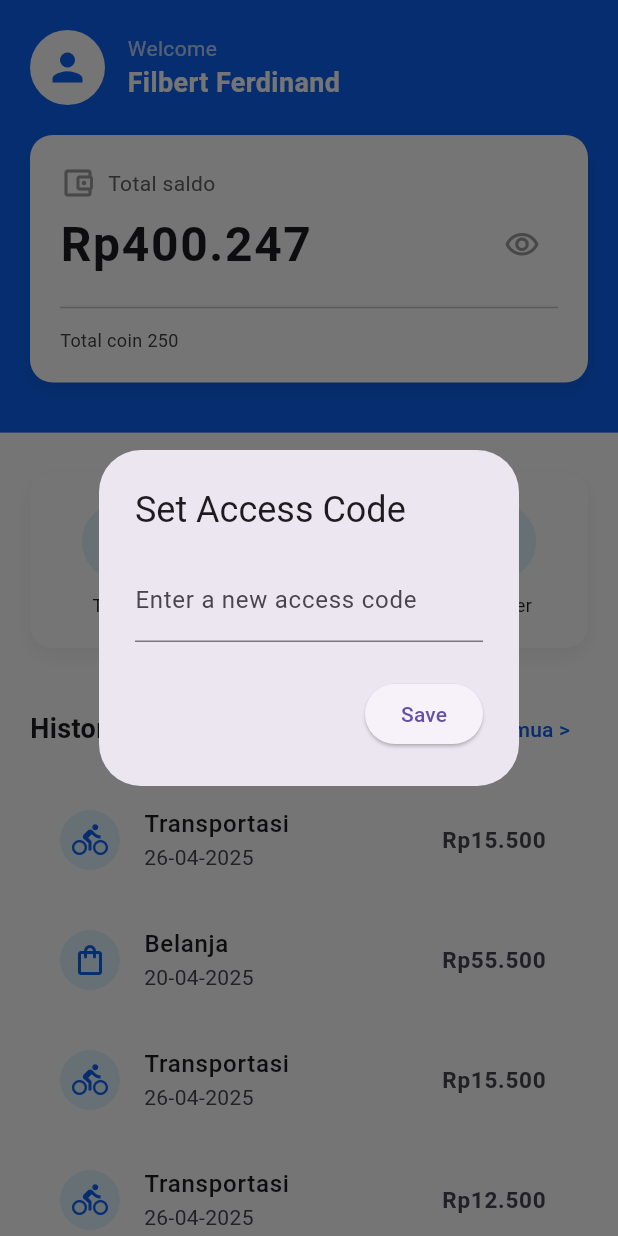
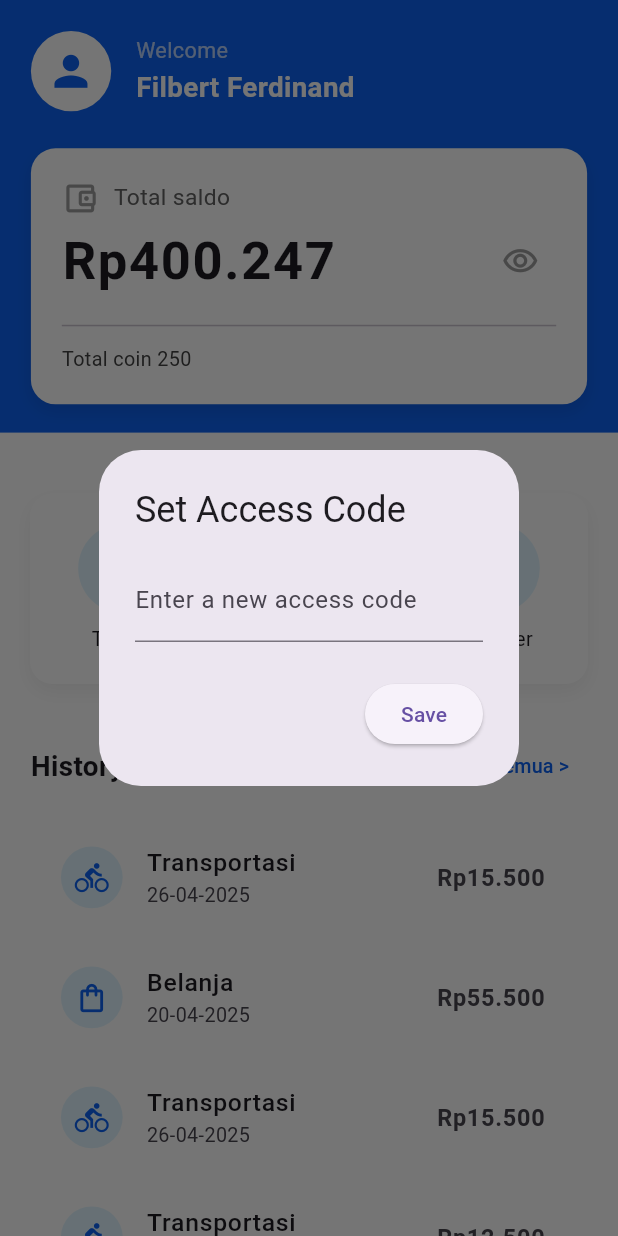
Before and after one commit to ToastF/VaultBank, a Flutter app: the HomeScreen screen opened directly, on a phone screen of 412 x 824 dp. Run offline on Flutter 3.47's test engine with Material 3 defaults, Android fonts, the phone set to English and light mode, and no system bars; our stand-ins replace cloud_firestore, firebase_auth, firebase_core, flutter_bloc, isar; accounts and stored records are empty; generated files the repository leaves out were written again.

Commit message:
Changing all widgets to be dynamics

```diff
--- a/lib/features/auth/ui/page/login_screen.dart
+++ b/lib/features/auth/ui/page/login_screen.dart
@@ -3,7 +3,6 @@ import 'package:flutter_bloc/flutter_bloc.dart';
 import 'package:vaultbank/main.dart';
 import '../cubit/auth_cubit.dart';
 import '../../../../core/util/navi_util.dart';
-import '../../../home/ui/page/home_screen.dart';
 
 class LoginScreen extends StatefulWidget {
   const LoginScreen({super.key});
--- a/lib/features/home/ui/home_widget/action_button.dart
+++ b/lib/features/home/ui/home_widget/action_button.dart
@@ -7,6 +7,15 @@ class ActionButtons extends StatelessWidget {
 
   @override
   Widget build(BuildContext context) {
+
+        // biar dinamis
+    final screenWidth = MediaQuery.of(context).size.width;
+
+    final double iconSize = screenWidth * 0.075;
+    final double circlePadding = screenWidth * 0.035;
+    final double fontSize = screenWidth * 0.032;
+    final double spacing = screenWidth * 0.02;
+
     return Padding(
       padding: const EdgeInsets.symmetric(horizontal: 20.0, vertical: 10.0),
       child: Container(
@@ -23,28 +32,43 @@ class ActionButtons extends StatelessWidget {
           ],
         ),
         child: Row(
-          mainAxisAlignment: MainAxisAlignment.spaceAround,
           children: [
-            _buildActionButton(
+            Expanded(
+              child: _buildActionButton(
                 icon: Icons.add,
                 label: 'Top up',
                 onTap: () {
-                // Navigasi kosong
+                  // lorem ipsum
                 },
+                iconSize: iconSize,
+                circlePadding: circlePadding,
+                fontSize: fontSize,
+                spacing: spacing,
               ),
-            _buildActionButton(
+            ),
+            Expanded(
+              child: _buildActionButton(
                 icon: Icons.arrow_downward,
                 label: 'Tarik Tunai',
                 onTap: () {
-                // Navigasi kosong
+                  // lorem ipsum
                 },
+                iconSize: iconSize,
+                circlePadding: circlePadding,
+                fontSize: fontSize,
+                spacing: spacing,
               ),
-            _buildActionButton(
+            ),
+            Expanded(
+              child: _buildActionButton(
                 icon: Icons.send,
                 label: 'Transfer',
-              onTap: () {
-                // Navigasi kosong
-              },
+                onTap: () {},
+                iconSize: iconSize,
+                circlePadding: circlePadding,
+                fontSize: fontSize,
+                spacing: spacing,
+              ),
             ),
           ],
         ),
@@ -56,21 +80,30 @@ class ActionButtons extends StatelessWidget {
     required IconData icon,
     required String label,
     required VoidCallback onTap,
+    required double iconSize,
+    required double circlePadding,
+    required double fontSize,
+    required double spacing,
   }) {
     return GestureDetector(
       onTap: onTap,
       child: Column(
+        mainAxisAlignment: MainAxisAlignment.center,
         children: [
           Container(
-            padding: const EdgeInsets.all(12),
+            padding: EdgeInsets.all(circlePadding),
             decoration: BoxDecoration(
               color: Colors.lightBlue[50],
               shape: BoxShape.circle,
             ),
-            child: Icon(icon, size: 28, color: const Color(0xFF0D63F3)),
+            child: Icon(icon, size: iconSize, color: const Color(0xFF0D63F3)),
           ),
-          const SizedBox(height: 8),
-          Text(label, style: const TextStyle(fontSize: 12)),
+          SizedBox(height: spacing),
+          Text(
+            label,
+            style: TextStyle(fontSize: fontSize),
+            textAlign: TextAlign.center,
+          ),
         ],
       ),
     );
--- a/lib/features/home/ui/home_widget/balance_card.dart
+++ b/lib/features/home/ui/home_widget/balance_card.dart
@@ -18,14 +18,29 @@ class _BalanceCardState extends State<BalanceCard> {
 
   @override
   Widget build(BuildContext context) {
+
+        // biar dinamis
+    final screenWidth = MediaQuery.of(context).size.width;
+    final screenHeight = MediaQuery.of(context).size.height;
+
+    final horizontalMargin = screenWidth * 0.05;
+    final verticalOffset = screenHeight * -0.06;
+    final cardPadding = screenWidth * 0.05;
+    final borderRadius = screenWidth * 0.04;
+    final iconSize = screenWidth * 0.06;
+    final fontSizeBalance = screenWidth * 0.085;
+    final fontSizeSubtitle = screenWidth * 0.037;
+    final fontSizeCoin = screenWidth * 0.032;
+    final smallSpacing = screenHeight * 0.006;
+    final mediumSpacing = screenHeight * 0.012;
+
     return Container(
-      margin: const EdgeInsets.symmetric(horizontal: 20),
-      // buat geser kartu ke atas
-      transform: Matrix4.translationValues(0.0, -50.0, 0.0),
-      padding: const EdgeInsets.all(20),
+      margin: EdgeInsets.symmetric(horizontal: horizontalMargin),
+      transform: Matrix4.translationValues(0.0, verticalOffset, 0.0),
+      padding: EdgeInsets.all(cardPadding),
       decoration: BoxDecoration(
         color: Colors.white,
-        borderRadius: BorderRadius.circular(15),
+        borderRadius: BorderRadius.circular(borderRadius),
         boxShadow: [
           BoxShadow(
             color: Colors.black.withOpacity(0.1),
@@ -39,41 +54,58 @@ class _BalanceCardState extends State<BalanceCard> {
         children: [
           Row(
             children: [
-              const Icon(Icons.account_balance_wallet_outlined, color: Colors.grey),
-              const SizedBox(width: 8),
+              Icon(
+                Icons.account_balance_wallet_outlined,
+                color: Colors.grey,
+                size: iconSize,
+              ),
+              SizedBox(width: smallSpacing * 2),
               Text(
                 'Total saldo',
-                style: TextStyle(color: Colors.grey[700], fontSize: 14),
+                style: TextStyle(
+                  color: Colors.grey[700],
+                  fontSize: fontSizeSubtitle,
+                ),
               ),
             ],
           ),
-          const SizedBox(height: 5),
+          SizedBox(height: smallSpacing),
           Row(
             mainAxisAlignment: MainAxisAlignment.spaceBetween,
+            crossAxisAlignment: CrossAxisAlignment.center,
             children: [
-              Text(
-                _isBalanceVisible ? 'Rp400.247' : 'Rp ••••••••',
-                style: const TextStyle(
-                  fontSize: 32,
-                  fontWeight: FontWeight.bold,
-                  letterSpacing: 1.1,
+              Expanded(
+                child: Text(
+                  _isBalanceVisible ? 'Rp400.247' : 'Rp ••••••••',
+                  style: TextStyle(
+                    fontSize: fontSizeBalance,
+                    fontWeight: FontWeight.bold,
+                    letterSpacing: 1.1,
+                  ),
+                  overflow: TextOverflow.ellipsis,
                 ),
               ),
               IconButton(
                 icon: Icon(
-                  _isBalanceVisible ? Icons.visibility_outlined : Icons.visibility_off_outlined,
+                  _isBalanceVisible
+                      ? Icons.visibility_outlined
+                      : Icons.visibility_off_outlined,
                   color: Colors.grey,
+                  size: iconSize,
                 ),
                 onPressed: _toggleBalanceVisibility,
               ),
             ],
           ),
-          const SizedBox(height: 10),
+          SizedBox(height: mediumSpacing),
           const Divider(),
-          const SizedBox(height: 5),
+          SizedBox(height: smallSpacing),
           Text(
             'Total coin 250',
-            style: TextStyle(color: Colors.grey[800], fontSize: 12),
+            style: TextStyle(
+              color: Colors.grey[800],
+              fontSize: fontSizeCoin,
+            ),
           ),
         ],
       ),
--- a/lib/features/home/ui/home_widget/history_list.dart
+++ b/lib/features/home/ui/home_widget/history_list.dart
@@ -5,9 +5,9 @@ import 'package:flutter/material.dart';
 class HistoryList extends StatelessWidget {
   const HistoryList({super.key});
 
-  // Dummy data untuk riwayat transaksi
+  // dummy data history
   final List<Map<String, dynamic>> _dummyHistory = const [
-    {
+     {
       "category": "Transportasi",
       "date": "26-04-2025",
       "amount": "Rp15.500",
@@ -41,28 +41,46 @@ class HistoryList extends StatelessWidget {
 
   @override
   Widget build(BuildContext context) {
+
+    // biar dinamis
+    final screenWidth = MediaQuery.of(context).size.width;
+
+    final double paddingValue = screenWidth * 0.05;
+    final double headerFontSize = screenWidth * 0.045;
+    final double spacing = screenWidth * 0.025;
+    final double iconSize = screenWidth * 0.055;
+    final double avatarRadius = screenWidth * 0.05;
+    final double titleFontSize = screenWidth * 0.04;
+    final double subtitleFontSize = screenWidth * 0.032;
+    final double amountFontSize = screenWidth * 0.038;
+
     return Padding(
-      padding: const EdgeInsets.all(20.0),
+      padding: EdgeInsets.all(paddingValue),
       child: Column(
         children: [
-          // Header "History"
           Row(
             mainAxisAlignment: MainAxisAlignment.spaceBetween,
             children: [
-              const Text(
+              Text(
                 'History',
-                style: TextStyle(fontSize: 18, fontWeight: FontWeight.bold),
+                style: TextStyle(
+                  fontSize: headerFontSize,
+                  fontWeight: FontWeight.bold,
+                ),
               ),
               TextButton(
-                onPressed: () {}, // Navigasi kosong
-                child: const Text(
+                onPressed: () {},
+                child: Text(
                   'Lihat Semua >',
-                  style: TextStyle(color: Color(0xFF0D63F3)),
+                  style: TextStyle(
+                    color: const Color(0xFF0D63F3),
+                    fontSize: subtitleFontSize,
+                  ),
                 ),
               ),
             ],
           ),
-          const SizedBox(height: 10),
+          SizedBox(height: spacing),
           // Daftar item riwayat
           ListView.builder(
             padding: EdgeInsets.zero,
@@ -76,19 +94,30 @@ class HistoryList extends StatelessWidget {
                 color: Colors.transparent,
                 child: ListTile(
                   leading: CircleAvatar(
+                    radius: avatarRadius,
                     backgroundColor: Colors.lightBlue[50],
-                    child: Icon(item['icon'], color: const Color(0xFF0D63F3)),
+                    child: Icon(
+                      item['icon'],
+                      color: const Color(0xFF0D63F3),
+                      size: iconSize,
+                    ),
                   ),
                   title: Text(
                     item['category'],
-                    style: const TextStyle(fontWeight: FontWeight.w500),
+                    style: TextStyle(
+                      fontWeight: FontWeight.w500,
+                      fontSize: titleFontSize,
+                    ),
                   ),
-                  subtitle: Text(item['date']),
+                  subtitle: Text(
+                    item['date'],
+                    style: TextStyle(fontSize: subtitleFontSize),
+                  ),
                   trailing: Text(
                     item['amount'],
-                    style: const TextStyle(
+                    style: TextStyle(
                       fontWeight: FontWeight.bold,
-                      fontSize: 15,
+                      fontSize: amountFontSize,
                     ),
                   ),
                 ),
--- a/lib/features/home/ui/home_widget/home_header.dart
+++ b/lib/features/home/ui/home_widget/home_header.dart
@@ -5,28 +5,54 @@ class HomeHeader extends StatelessWidget {
 
   @override
   Widget build(BuildContext context) {
+
+    // biar dinamis
+    final screenWidth = MediaQuery.of(context).size.width;
+    final screenHeight = MediaQuery.of(context).size.height;
+
+    final double horizontalPadding = screenWidth * 0.05;
+    final double topPadding = screenHeight * 0.025;
+    final double bottomPadding = screenHeight * 0.09;
+    final double avatarRadius = screenWidth * 0.065;
+    final double iconSize = screenWidth * 0.08;
+    final double spacing = screenWidth * 0.04;
+    final double welcomeFontSize = screenWidth * 0.035;
+    final double nameFontSize = screenWidth * 0.045;
+
     return Padding(
-      padding: const EdgeInsets.fromLTRB(20, 20, 20, 70),
+      padding: EdgeInsets.fromLTRB(
+        horizontalPadding,
+        topPadding,
+        horizontalPadding,
+        bottomPadding,
+      ),
       child: Row(
         children: [
-          const CircleAvatar(
-            radius: 25,
+          CircleAvatar(
+            radius: avatarRadius,
             backgroundColor: Colors.white,
-            child: Icon(Icons.person, size: 30, color: Color(0xFF0D63F3)),
+            child: Icon(
+              Icons.person,
+              size: iconSize,
+              color: const Color(0xFF0D63F3),
+            ),
           ),
-          const SizedBox(width: 15),
+          SizedBox(width: spacing),
           Column(
             crossAxisAlignment: CrossAxisAlignment.start,
-            children: const [
+            children: [
               Text(
                 'Welcome',
-                style: TextStyle(color: Colors.white70, fontSize: 14),
+                style: TextStyle(
+                  color: Colors.white70,
+                  fontSize: welcomeFontSize,
+                ),
               ),
               Text(
                 'Filbert Ferdinand',
                 style: TextStyle(
                   color: Colors.white,
-                  fontSize: 18,
+                  fontSize: nameFontSize,
                   fontWeight: FontWeight.bold,
                 ),
               ),
```
Also changed, not shown: lib/features/home/ui/page/home_screen.dart (+4 -3 lines). Lines whose indentation alone changed are shown as unchanged.
